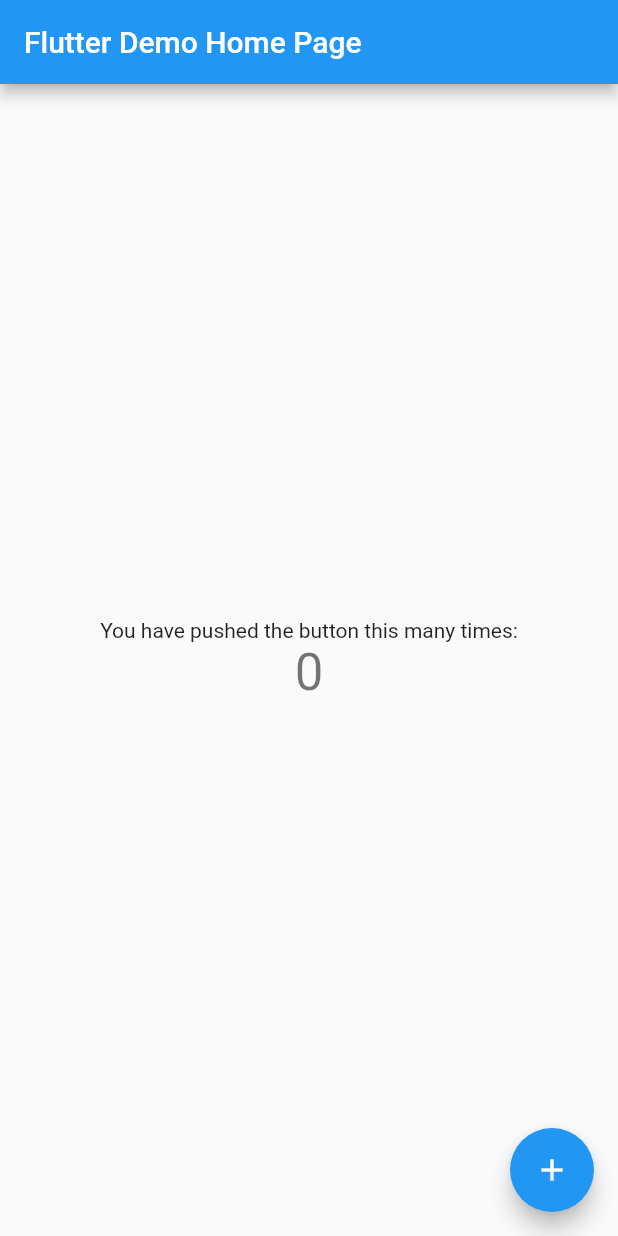
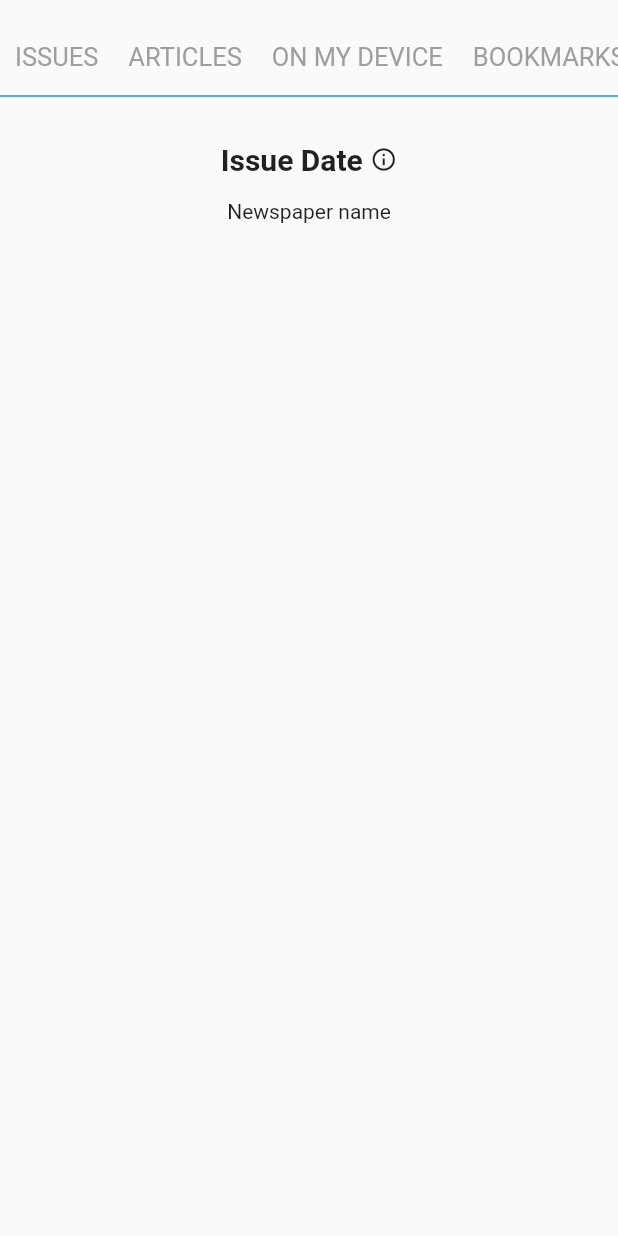
Before and after one commit to Thiruvikraman1998/Newsstand_App, a Flutter app: the screen it shows after launch, on a phone screen of 412 x 824 dp. Run offline on Flutter 3.47's test engine with Material 2 defaults, Android fonts, the phone set to English and light mode, and no system bars; our stand-ins replace fluentui_icons, gap, get.

Commit message:
Issue page started

```diff
--- a/newsapp/lib/main.dart
+++ b/newsapp/lib/main.dart
@@ -1,115 +1,26 @@
 import 'package:flutter/material.dart';
 
-void main() {
-  runApp(const MyApp());
+import 'screens.dart/magazine_details.dart';
+
+void main(List<String> args) {
+  runApp(const NewssApp());
 }
 
-class MyApp extends StatelessWidget {
-  const MyApp({super.key});
+class NewssApp extends StatefulWidget {
+  const NewssApp({super.key});
 
-  // This widget is the root of your application.
+  @override
+  State<NewssApp> createState() => _NewssAppState();
+}
+
+class _NewssAppState extends State<NewssApp> {
   @override
   Widget build(BuildContext context) {
-    return MaterialApp(
-      title: 'Flutter Demo',
-      theme: ThemeData(
-        // This is the theme of your application.
-        //
-        // Try running your application with "flutter run". You'll see the
-        // application has a blue toolbar. Then, without quitting the app, try
-        // changing the primarySwatch below to Colors.green and then invoke
-        // "hot reload" (press "r" in the console where you ran "flutter run",
-        // or simply save your changes to "hot reload" in a Flutter IDE).
-        // Notice that the counter didn't reset back to zero; the application
-        // is not restarted.
-        primarySwatch: Colors.blue,
+    return const MaterialApp(
+      debugShowCheckedModeBanner: false,
+      home: Scaffold(
+        body: MagazineDetails(),
       ),
-      home: const MyHomePage(title: 'Flutter Demo Home Page'),
     );
   }
 }
-
-class MyHomePage extends StatefulWidget {
-  const MyHomePage({super.key, required this.title});
-
-  // This widget is the home page of your application. It is stateful, meaning
-  // that it has a State object (defined below) that contains fields that affect
-  // how it looks.
-
-  // This class is the configuration for the state. It holds the values (in this
-  // case the title) provided by the parent (in this case the App widget) and
-  // used by the build method of the State. Fields in a Widget subclass are
-  // always marked "final".
-
-  final String title;
-
-  @override
-  State<MyHomePage> createState() => _MyHomePageState();
-}
-
-class _MyHomePageState extends State<MyHomePage> {
-  int _counter = 0;
-
-  void _incrementCounter() {
-    setState(() {
-      // This call to setState tells the Flutter framework that something has
-      // changed in this State, which causes it to rerun the build method below
-      // so that the display can reflect the updated values. If we changed
-      // _counter without calling setState(), then the build method would not be
-      // called again, and so nothing would appear to happen.
-      _counter++;
-    });
-  }
-
-  @override
-  Widget build(BuildContext context) {
-    // This method is rerun every time setState is called, for instance as done
-    // by the _incrementCounter method above.
-    //
-    // The Flutter framework has been optimized to make rerunning build methods
-    // fast, so that you can just rebuild anything that needs updating rather
-    // than having to individually change instances of widgets.
-    return Scaffold(
-      appBar: AppBar(
-        // Here we take the value from the MyHomePage object that was created by
-        // the App.build method, and use it to set our appbar title.
-        title: Text(widget.title),
-      ),
-      body: Center(
-        // Center is a layout widget. It takes a single child and positions it
-        // in the middle of the parent.
-        child: Column(
-          // Column is also a layout widget. It takes a list of children and
-          // arranges them vertically. By default, it sizes itself to fit its
-          // children horizontally, and tries to be as tall as its parent.
-          //
-          // Invoke "debug painting" (press "p" in the console, choose the
-          // "Toggle Debug Paint" action from the Flutter Inspector in Android
-          // Studio, or the "Toggle Debug Paint" command in Visual Studio Code)
-          // to see the wireframe for each widget.
-          //
-          // Column has various properties to control how it sizes itself and
-          // how it positions its children. Here we use mainAxisAlignment to
-          // center the children vertically; the main axis here is the vertical
-          // axis because Columns are vertical (the cross axis would be
-          // horizontal).
-          mainAxisAlignment: MainAxisAlignment.center,
-          children: <Widget>[
-            const Text(
-              'You have pushed the button this many times:',
-            ),
-            Text(
-              '$_counter',
-              style: Theme.of(context).textTheme.headlineMedium,
-            ),
-          ],
-        ),
-      ),
-      floatingActionButton: FloatingActionButton(
-        onPressed: _incrementCounter,
-        tooltip: 'Increment',
-        child: const Icon(Icons.add),
-      ), // This trailing comma makes auto-formatting nicer for build methods.
-    );
-  }
-}
--- /dev/null
+++ b/newsapp/lib/screens.dart/Issues_screen.dart
@@ -0,0 +1,50 @@
+import 'package:fluentui_icons/fluentui_icons.dart';
+import 'package:flutter/material.dart';
+import 'package:gap/gap.dart';
+import 'package:newsapp/utils/app_layout.dart';
+import 'package:newsapp/utils/app_style.dart';
+
+class IssuesView extends StatefulWidget {
+  const IssuesView({super.key});
+
+  @override
+  State<IssuesView> createState() => _IssuesViewState();
+}
+
+class _IssuesViewState extends State<IssuesView> {
+  @override
+  Widget build(BuildContext context) {
+    final size = AppLayout.getsize(context);
+    return Column(
+      children: [
+        Container(
+          padding: EdgeInsets.symmetric(
+              horizontal: AppLayout.getWidth(5),
+              vertical: AppLayout.getHeight(5)),
+          child: Row(
+            mainAxisAlignment: MainAxisAlignment.center,
+            children: [
+              Row(
+                mainAxisAlignment: MainAxisAlignment.center,
+                children: [
+                  Text(
+                    "Issue Date",
+                    style: Style.boldText,
+                  ),
+                  Gap(AppLayout.getWidth(5)),
+                  Icon(
+                    Icons.info_outline,
+                    size: 18,
+                  ),
+                  //Icon(FluentSystemIcons.ic_fluent_share_android_regular)
+                ],
+              ),
+            ],
+          ),
+        ),
+        Gap(AppLayout.getHeight(10)),
+        Text("Newspaper name")
+      ],
+    );
+  }
+}
--- /dev/null
+++ b/newsapp/lib/screens.dart/magazine_details.dart
@@ -0,0 +1,114 @@
+import 'package:flutter/material.dart';
+import 'package:gap/gap.dart';
+import 'package:newsapp/screens.dart/Issues_screen.dart';
+import 'package:newsapp/utils/app_layout.dart';
+import 'package:newsapp/utils/app_style.dart';
+
+class MagazineDetails extends StatefulWidget {
+  const MagazineDetails({super.key});
+
+  @override
+  State<MagazineDetails> createState() => _MagazineDetailsState();
+}
+
+class _MagazineDetailsState extends State<MagazineDetails> {
+  @override
+  Widget build(BuildContext context) {
+    return Scaffold(
+      body: ListView(
+        children: [
+          Container(
+            height: AppLayout.getHeight(90),
+            child: Column(
+              children: [
+                Gap(AppLayout.getHeight(20)),
+                Container(
+                  width: double.infinity,
+                  child: SingleChildScrollView(
+                    scrollDirection: Axis.horizontal,
+                    child: Row(
+                      children: [
+                        Container(
+                          margin: EdgeInsets.symmetric(
+                              horizontal: AppLayout.getWidth(10),
+                              vertical: AppLayout.getHeight(8)),
+                          child: InkWell(
+                            onTap: () {
+                              debugPrint("Issues pressed");
+                            },
+                            child: Text(
+                              "Issues".toUpperCase(),
+                              style: Style.menuFontStyle,
+                            ),
+                          ),
+                        ),
+                        Container(
+                          margin: EdgeInsets.symmetric(
+                              horizontal: AppLayout.getWidth(10)),
+                          child: InkWell(
+                            onTap: () {
+                              debugPrint("Articles pressed");
+                            },
+                            child: Text(
+                              "Articles".toUpperCase(),
+                              style: Style.menuFontStyle,
+                            ),
+                          ),
+                        ),
+                        Container(
+                          margin: EdgeInsets.symmetric(
+                              horizontal: AppLayout.getWidth(10)),
+                          child: InkWell(
+                            onTap: () {
+                              debugPrint("On my device pressed");
+                            },
+                            child: Text(
+                              "On my device".toUpperCase(),
+                              style: Style.menuFontStyle,
+                            ),
+                          ),
+                        ),
+                        Container(
+                          margin: EdgeInsets.symmetric(
+                              horizontal: AppLayout.getWidth(10)),
+                          child: InkWell(
+                            onTap: () {
+                              debugPrint("Bookmarks pressed");
+                            },
+                            child: Text(
+                              "Bookmarks".toUpperCase(),
+                              style: Style.menuFontStyle,
+                            ),
+                          ),
+                        ),
+                        Container(
+                          margin: EdgeInsets.symmetric(
+                              horizontal: AppLayout.getWidth(10)),
+                          child: InkWell(
+                            onTap: () {
+                              debugPrint("clips pressed");
+                            },
+                            child: Text(
+                              "clips".toUpperCase(),
+                              style: Style.menuFontStyle,
+                            ),
+                          ),
+                        ),
+                      ],
+                    ),
+                  ),
+                ),
+                Divider(
+                  color: Style.menuColors,
+                  thickness: 1,
+                ),
+                Gap(AppLayout.getHeight(10)),
+              ],
+            ),
+          ),
+          IssuesView(),
+        ],
+      ),
+    );
+  }
+}
--- /dev/null
+++ b/newsapp/lib/utils/app_layout.dart
@@ -0,0 +1,26 @@
+import 'package:flutter/material.dart';
+import 'package:get/get.dart';
+
+class AppLayout {
+  static getsize(BuildContext context) {
+    return MediaQuery.of(context).size;
+  }
+
+  static getScreenHeight() {
+    return Get.height;
+  }
+
+  static getScreenWidth() {
+    return Get.width;
+  }
+
+  static getHeight(double pixels) {
+    double x = getScreenHeight() / pixels;
+    return getScreenHeight() / x;
+  }
+
+  static getWidth(double pixels) {
+    double y = getScreenWidth() / pixels;
+    return getScreenWidth() / y;
+  }
+}
--- /dev/null
+++ b/newsapp/lib/utils/app_style.dart
@@ -0,0 +1,9 @@
+import 'package:flutter/material.dart';
+
+class Style {
+  static Color menuColors = Color(0xFF159BD4);
+  static TextStyle menuFontStyle = const TextStyle(
+      color: Colors.grey, fontSize: 17, fontWeight: FontWeight.w400);
+  static TextStyle boldText =
+      const TextStyle(fontWeight: FontWeight.bold, fontSize: 20);
+}
--- a/newsapp/pubspec.yaml
+++ b/newsapp/pubspec.yaml
@@ -35,6 +35,9 @@ dependencies:
   # The following adds the Cupertino Icons font to your application.
   # Use with the CupertinoIcons class for iOS style icons.
   cupertino_icons: ^1.0.2
+  gap: ^2.0.1
+  get: ^4.6.5
+  fluentui_icons: ^1.0.0
 
 dev_dependencies:
   flutter_test:
```
Also changed, not shown: 1 other file.
